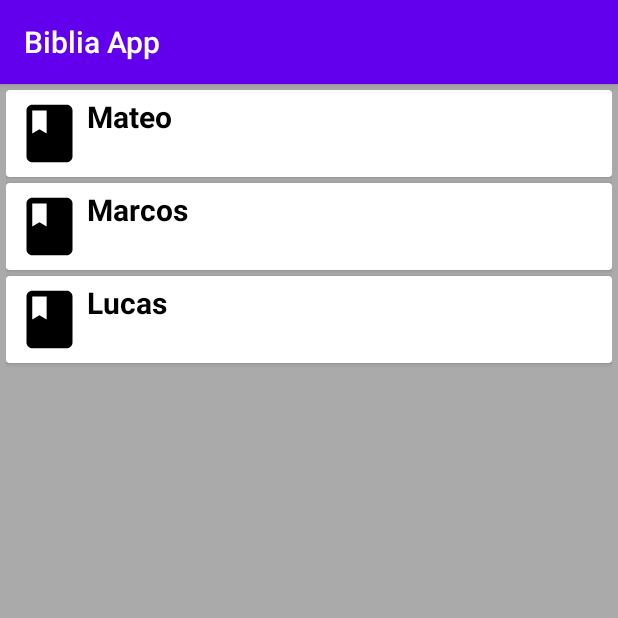
After one commit to rperdomo24/BibliaApp, an Android app: the LibrosActivity screen opened directly, with no data from a screen before it, on a phone screen of 412 x 824 dp, the top half of it. The commit adds this screen. Run offline under Robolectric (Android 15) with nearby library versions, the phone set to English and light mode, and no system bars.

Commit message:
Se muestran los nombre de los libros de la Biblia en una recycle view

```diff
--- a/BibliaApp.Movil/app/build.gradle
+++ b/BibliaApp.Movil/app/build.gradle
@@ -31,6 +31,7 @@ dependencies {
     testImplementation 'junit:junit:4.12'
     androidTestImplementation 'androidx.test.ext:junit:1.1.2'
     androidTestImplementation 'androidx.test.espresso:espresso-core:3.3.0'
-    implementation 'androidx.recyclerview:recyclerview:1.0.0'
-
+    implementation 'com.android.support:appcompat-v7:28.0.0'
+    implementation 'com.android.support:recyclerview-v7:28.0.0'
+    implementation 'androidx.cardview:cardview:1.0.0'
 }
--- /dev/null
+++ b/BibliaApp.Movil/app/src/main/java/com/rperdomo/bibliaapp/LibrosActivity.java
@@ -0,0 +1,46 @@
+package com.rperdomo.bibliaapp;
+
+import android.app.LauncherActivity;
+import android.widget.Toast;
+import androidx.appcompat.app.AppCompatActivity;
+import android.os.Bundle;
+import androidx.recyclerview.widget.LinearLayoutManager;
+import androidx.recyclerview.widget.RecyclerView;
+import com.rperdomo.bibliaapp.Model.Librositem;
+
+import java.util.ArrayList;
+
+public class LibrosActivity extends AppCompatActivity {
+ private RecyclerView mRecylerView;
+ private LibrosAdapter mAdapter;
+ private RecyclerView.LayoutManager mLayoutManager;
+
+    @Override
+    protected void onCreate(Bundle savedInstanceState) {
+        super.onCreate(savedInstanceState);
+        setContentView(R.layout.activity_libros);
+
+        ArrayList<Librositem> ListaLibros = new ArrayList<>();
+        ListaLibros.add(new Librositem(R.drawable.ic_book_libros,"Mateo"));
+        ListaLibros.add(new Librositem(R.drawable.ic_book_libros,"Marcos"));
+        ListaLibros.add(new Librositem(R.drawable.ic_book_libros,"Lucas"));
+
+        mRecylerView = findViewById(R.id.recyclerView);
+        mRecylerView.setHasFixedSize(true);
+        mLayoutManager = new LinearLayoutManager(this);
+        mAdapter = new LibrosAdapter(ListaLibros);
+
+        mRecylerView.setLayoutManager(mLayoutManager);
+        mRecylerView.setAdapter(mAdapter);
+
+        mAdapter.setOnItemClickListener(new LibrosAdapter.OnItemClickListener() {
+            @Override
+            public void onItemClick(int position) {
+
+              Librositem data = mAdapter.getItem(position);
+                Toast.makeText(LibrosActivity.this, data.getName(), Toast.LENGTH_SHORT).show();
+            }
+        });
+    }
+
+}
--- /dev/null
+++ b/BibliaApp.Movil/app/src/main/java/com/rperdomo/bibliaapp/LibrosAdapter.java
@@ -0,0 +1,74 @@
+package com.rperdomo.bibliaapp;
+
+
+import android.view.LayoutInflater;
+import android.view.View;
+import android.view.ViewGroup;
+import android.widget.ImageView;
+import android.widget.TextView;
+import androidx.annotation.NonNull;
+import androidx.recyclerview.widget.RecyclerView;
+import com.rperdomo.bibliaapp.Model.Librositem;
+
+import java.util.ArrayList;
+
+public class LibrosAdapter extends RecyclerView.Adapter<LibrosAdapter.LibrosViewHolder> {
+
+private ArrayList<Librositem> ListaLibros;
+    private OnItemClickListener mListener;
+
+    public interface OnItemClickListener {
+        void onItemClick(int position);
+    }
+    public void setOnItemClickListener(OnItemClickListener listener) {
+        mListener = listener;
+    }
+
+    public static  class  LibrosViewHolder extends  RecyclerView.ViewHolder {
+        public ImageView mImageView;
+        public TextView mTextView1;
+        public LibrosViewHolder(View itemView,final OnItemClickListener listener) {
+            super(itemView);
+            mImageView = itemView.findViewById(R.id.imageView);
+            mTextView1 = itemView.findViewById(R.id.textView);
+
+            itemView.setOnClickListener(new View.OnClickListener() {
+                @Override
+                public void onClick(View v) {
+                    if (listener != null) {
+                        int position = getAdapterPosition();
+                        if (position != RecyclerView.NO_POSITION) {
+                            listener.onItemClick(position);
+                        }
+                    }
+                }
+            });
+        }
+    }
+    public LibrosAdapter(ArrayList<Librositem> itemList) {
+        ListaLibros = itemList;
+    }
+
+    Librositem getItem(int id) {
+        return ListaLibros.get(id);
+    }
+
+  @Override
+    public LibrosViewHolder onCreateViewHolder(ViewGroup parent, int viewType) {
+        View v = LayoutInflater.from(parent.getContext()).inflate(R.layout.librositem, parent, false);
+        LibrosViewHolder evh = new LibrosViewHolder(v,mListener);
+        return evh;
+    }
+
+    @Override
+    public void onBindViewHolder(LibrosViewHolder holder, int position) {
+        Librositem currentItem = ListaLibros.get(position);
+        holder.mImageView.setImageResource(currentItem.getImageitem());
+        holder.mTextView1.setText(currentItem.getName());
+    }
+
+    @Override
+    public int getItemCount() {
+        return ListaLibros.size();
+    }
+}
--- /dev/null
+++ b/BibliaApp.Movil/app/src/main/java/com/rperdomo/bibliaapp/Model/Librositem.java
@@ -0,0 +1,28 @@
+package com.rperdomo.bibliaapp.Model;
+
+public class Librositem {
+
+    public Librositem(int imageitem, String name) {
+        Imageitem = imageitem;
+        this.name = name;
+    }
+
+    public int getImageitem() {
+        return Imageitem;
+    }
+
+    public void setImageitem(int imageitem) {
+        Imageitem = imageitem;
+    }
+
+    public String getName() {
+        return name;
+    }
+
+    public void setName(String name) {
+        this.name = name;
+    }
+
+    private int Imageitem;
+    private String name;
+}
--- /dev/null
+++ b/BibliaApp.Movil/app/src/main/res/drawable/ic_book_libros.xml
@@ -0,0 +1,9 @@
+<vector xmlns:android="http://schemas.android.com/apk/res/android"
+        android:width="24dp"
+        android:height="24dp"
+        android:viewportWidth="24.0"
+        android:viewportHeight="24.0">
+    <path
+        android:fillColor="#FF000000"
+        android:pathData="M18,2H6c-1.1,0 -2,0.9 -2,2v16c0,1.1 0.9,2 2,2h12c1.1,0 2,-0.9 2,-2V4c0,-1.1 -0.9,-2 -2,-2zM6,4h5v8l-2.5,-1.5L6,12V4z"/>
+</vector>
--- /dev/null
+++ b/BibliaApp.Movil/app/src/main/res/layout/activity_libros.xml
@@ -0,0 +1,17 @@
+<?xml version="1.0" encoding="utf-8"?>
+<RelativeLayout xmlns:android="http://schemas.android.com/apk/res/android"
+                xmlns:app="http://schemas.android.com/apk/res-auto"
+                xmlns:tools="http://schemas.android.com/tools"
+                android:layout_width="match_parent"
+                android:layout_height="match_parent"
+        tools:context=".LibrosActivity">
+
+
+    <androidx.recyclerview.widget.RecyclerView
+            android:id="@+id/recyclerView"
+            android:layout_width="match_parent"
+            android:layout_height="match_parent"
+            android:background="@android:color/darker_gray"
+            android:padding="4dp"
+            android:scrollbars="vertical"/>
+</RelativeLayout>
--- /dev/null
+++ b/BibliaApp.Movil/app/src/main/res/layout/librositem.xml
@@ -0,0 +1,27 @@
+<?xml version="1.0" encoding="utf-8"?>
+<androidx.cardview.widget.CardView xmlns:android="http://schemas.android.com/apk/res/android"
+                                   android:layout_width="match_parent"
+                                   android:layout_height="wrap_content"
+                                   android:layout_marginBottom="4dp"
+                                   >
+    <RelativeLayout
+            android:layout_width="match_parent"
+            android:layout_height="match_parent"
+            android:layout_margin="4dp">
+        <ImageView
+                android:id="@+id/imageView"
+                android:layout_width="50dp"
+                android:layout_height="50dp"
+                android:padding="2dp" />
+        <TextView
+                android:id="@+id/textView"
+                android:layout_width="wrap_content"
+                android:layout_height="wrap_content"
+                android:layout_alignParentTop="true"
+                android:layout_toEndOf="@+id/imageView"
+                android:text="Line 1"
+                android:textColor="@android:color/black"
+                android:textSize="20sp"
+                android:textStyle="bold" />
+    </RelativeLayout>
+</androidx.cardview.widget.CardView>
--- a/BibliaApp.Movil/build.gradle
+++ b/BibliaApp.Movil/build.gradle
@@ -5,6 +5,9 @@ buildscript {
     repositories {
         google()
         jcenter()
+        maven {
+            url "https://maven.google.com"
+        }
 
     }
     dependencies {
```
Also changed, not shown: BibliaApp.Movil/app/src/main/AndroidManifest.xml (+13 -2 lines), BibliaApp.Movil/app/src/main/java/com/rperdomo/bibliaapp/CapitulosActivity.java (added, +13 -0 lines), BibliaApp.Movil/app/src/main/java/com/rperdomo/bibliaapp/ConfiguracionActivity.java (added, +13 -0 lines), BibliaApp.Movil/app/src/main/java/com/rperdomo/bibliaapp/Lectura.java (added, +14 -0 lines), BibliaApp.Movil/app/src/main/java/com/rperdomo/bibliaapp/MainActivity.java (+7 -0 lines), BibliaApp.Movil/app/src/main/java/com/rperdomo/bibliaapp/VersiculosActivity.java (added, +15 -0 lines), BibliaApp.Movil/app/src/main/res/layout/activity_capitulos.xml (added, +10 -0 lines), BibliaApp.Movil/app/src/main/res/layout/activity_configuracion.xml (added, +10 -0 lines), BibliaApp.Movil/app/src/main/res/layout/activity_lectura.xml (added, +10 -0 lines), BibliaApp.Movil/app/src/main/res/layout/activity_main.xml (+8 -0 lines), BibliaApp.Movil/app/src/main/res/layout/activity_versiculos.xml (added, +10 -0 lines).
